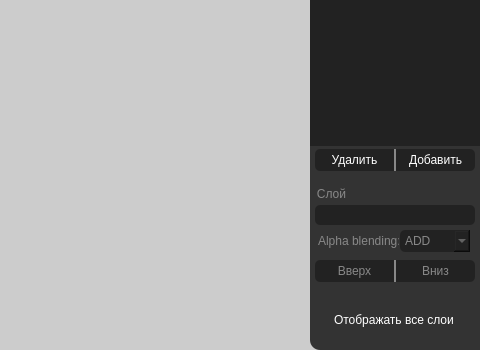
Before: the Qt Designer form ui/mainwindow/form.ui in lycayan18/magicapixel, drawn with Qt 5; both pictures show x 320 to 800 and y 175 to 525 of the 800 by 525 pixel window.
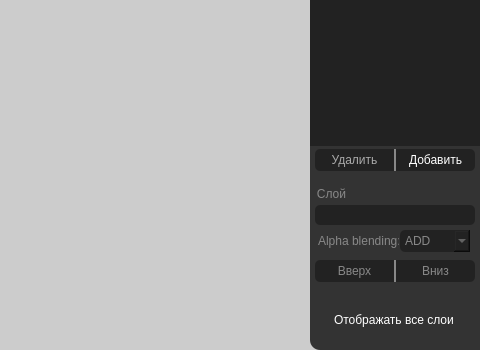
After: the same form once the commit is applied. Icons and pictures are not drawn.

What changed in the file:
```diff
--- a/ui/mainwindow/form.ui
+++ b/ui/mainwindow/form.ui
@@ -251,6 +251,10 @@
 	color: white;
 }
 
+*::disabled {
+	color: #aaa;
+}
+
 QPushButton {
 	background: #222;
 	border: none;
@@ -331,6 +335,9 @@
     </property>
    </widget>
    <widget class="QPushButton" name="removeLayer">
+    <property name="enabled">
+     <bool>false</bool>
+    </property>
     <property name="geometry">
      <rect>
       <x>5</x>
```
